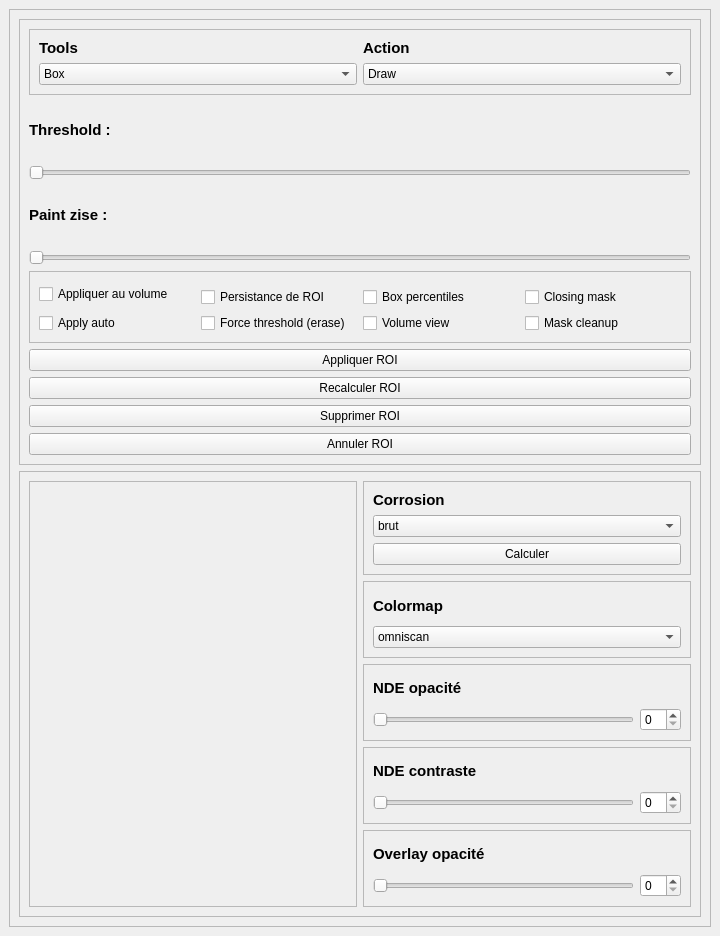
Before: the Qt Designer form toolspanel.ui in ostidepeignecul/segmentation-tool, drawn with Qt 5.
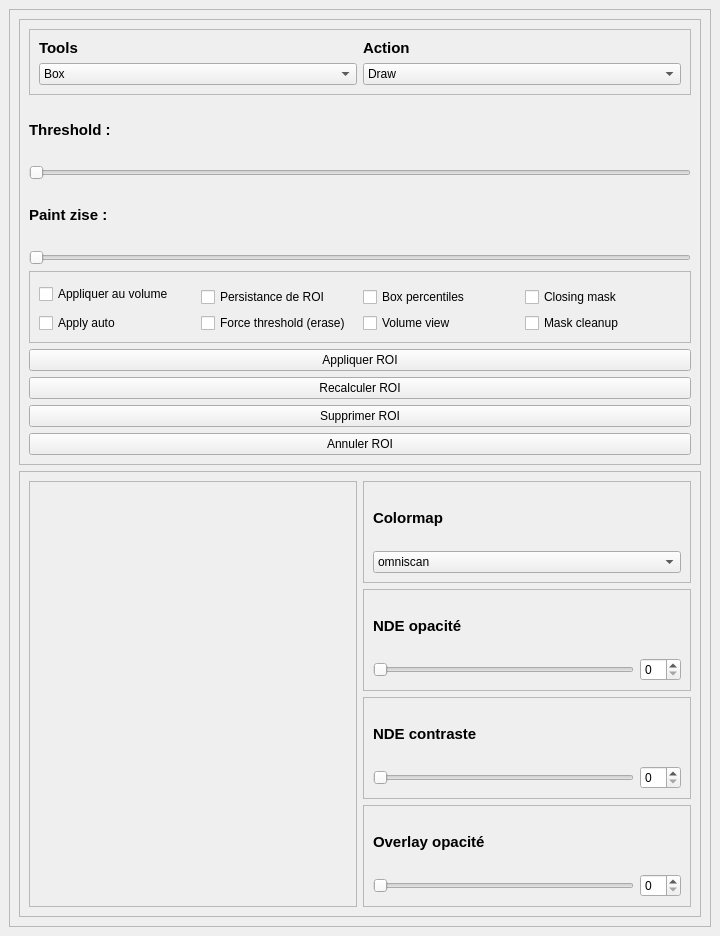
After: the same form once the commit is applied. Custom widgets are drawn as their Qt base class.

Commit message: Workflow corrosion par sessions, modes par label et restauration du solide 3D

Patch:
```diff
--- a/toolspanel.ui
+++ b/toolspanel.ui
@@ -484,94 +484,7 @@
              </layout>
             </widget>
            </item>
-           <item row="0" column="1">
-            <widget class="QFrame" name="frame_12">
-             <property name="sizePolicy">
-              <sizepolicy hsizetype="Preferred" vsizetype="Minimum">
-               <horstretch>0</horstretch>
-               <verstretch>0</verstretch>
-              </sizepolicy>
-             </property>
-             <property name="frameShape">
-              <enum>QFrame::Shape::StyledPanel</enum>
-             </property>
-             <property name="frameShadow">
-              <enum>QFrame::Shadow::Raised</enum>
-             </property>
-             <layout class="QVBoxLayout" name="verticalLayout_6">
-              <property name="sizeConstraint">
-               <enum>QLayout::SizeConstraint::SetMinimumSize</enum>
-              </property>
-              <item>
-               <widget class="QLabel" name="label_13">
-                <property name="font">
-                 <font>
-                  <pointsize>11</pointsize>
-                  <italic>false</italic>
-                  <bold>true</bold>
-                  <underline>false</underline>
-                 </font>
-                </property>
-                <property name="text">
-                 <string>Corrosion</string>
-                </property>
-               </widget>
-              </item>
-              <item>
-               <widget class="QComboBox" name="comboBox_4">
-                <item>
-                 <property name="text">
-                  <string>brut</string>
-                 </property>
-                </item>
-                <item>
-                 <property name="text">
-                  <string>1D dual-axis</string>
-                 </property>
-                </item>
-                <item>
-                 <property name="text">
-                  <string>1D PCHIP dual-axis</string>
-                 </property>
-                </item>
-                <item>
-                 <property name="text">
-                  <string>2D linear ND</string>
-                 </property>
-                </item>
-                <item>
-                 <property name="text">
-                  <string>2D Clough-Tocher</string>
-                 </property>
-                </item>
-                <item>
-                 <property name="text">
-                  <string>1D Makima dual-axis</string>
-                 </property>
-                </item>
-                <item>
-                 <property name="text">
-                  <string>2D RBF thin-plate</string>
-                 </property>
-                </item>
-                <item>
-                 <property name="text">
-                  <string>2D Gaussian-fill</string>
-                 </property>
-                </item>
-               </widget>
-              </item>
-              <item>
-               <widget class="QPushButton" name="pushButton">
-                <property name="text">
-                 <string>Calculer</string>
-                </property>
-               </widget>
-              </item>
-             </layout>
-            </widget>
-           </item>
-           <item row="0" column="0" rowspan="5">
+           <item row="1" column="0" rowspan="4">
             <widget class="QScrollArea" name="scrollArea">
              <property name="widgetResizable">
               <bool>true</bool>
```
Left out of the diff: 2 changed lines with no effect on the pictures. The commit also changes 16 other files.
